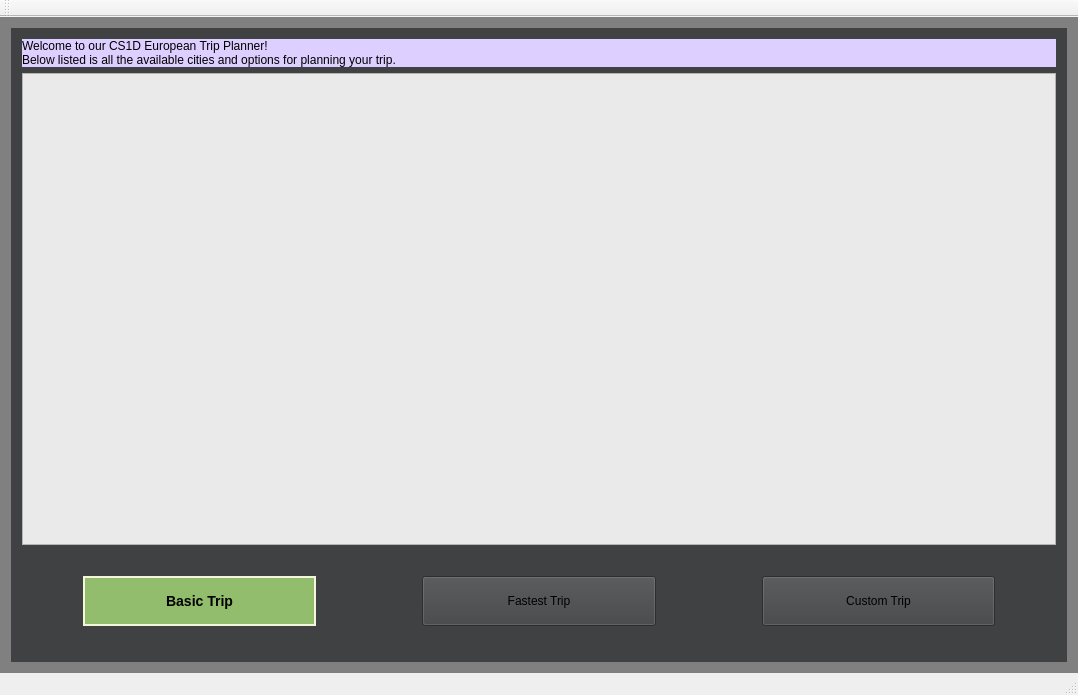
Above: mainwindow.ui from The-afroman/CS1D-vacation-project before the change. Below: the same form after it.
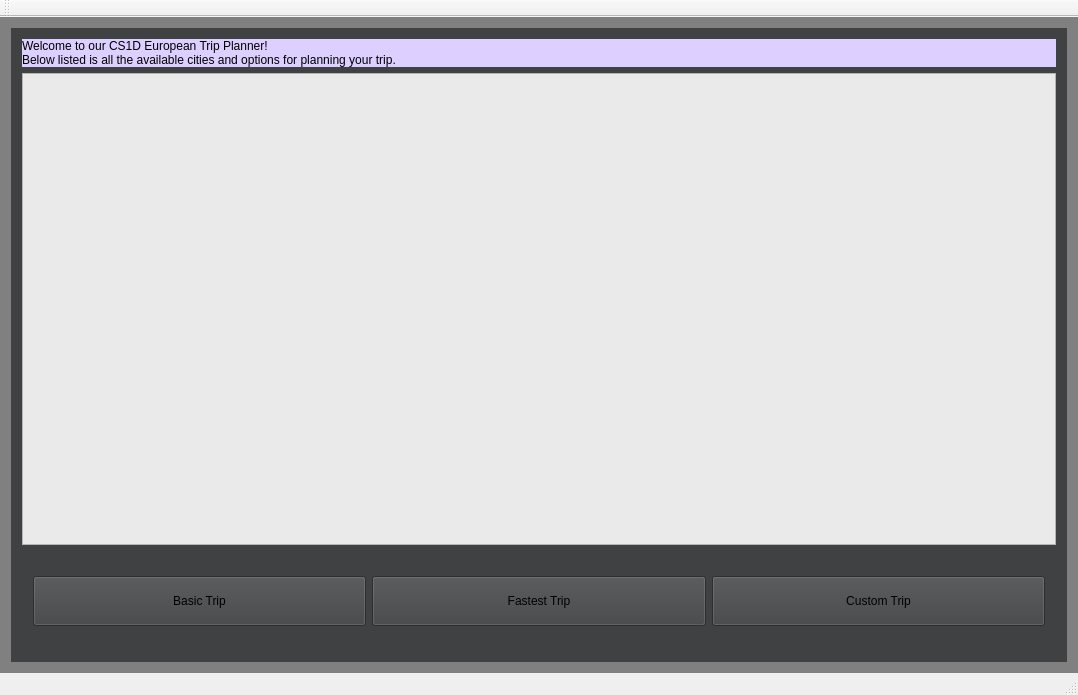
That is the form after the change.

Commit message: Created slot functions for each button

What changed in the file:
```diff
--- a/mainwindow.ui
+++ b/mainwindow.ui
@@ -67,13 +67,7 @@
               <bool>true</bool>
              </property>
              <property name="styleSheet">
-              <string notr="true">margin-left: 50px;
-margin-right: 50px;
-background-color: rgb(146, 189, 108);
-border-style: solid;
-border-width: 2px;
-border-color: beige;
- font: bold 14px;</string>
+              <string notr="true"/>
              </property>
              <property name="text">
               <string>Basic Trip</string>
@@ -92,8 +86,7 @@
               </size>
              </property>
              <property name="styleSheet">
-              <string notr="true">margin-left: 50px;
-margin-right: 50px;</string>
+              <string notr="true"/>
              </property>
              <property name="text">
               <string>Fastest Trip</string>
@@ -109,8 +102,7 @@
               </size>
              </property>
              <property name="styleSheet">
-              <string notr="true">margin-left: 50px;
-margin-right: 50px;</string>
+              <string notr="true"/>
              </property>
              <property name="text">
               <string>Custom Trip</string>
```
The commit also changes 4 other files.
